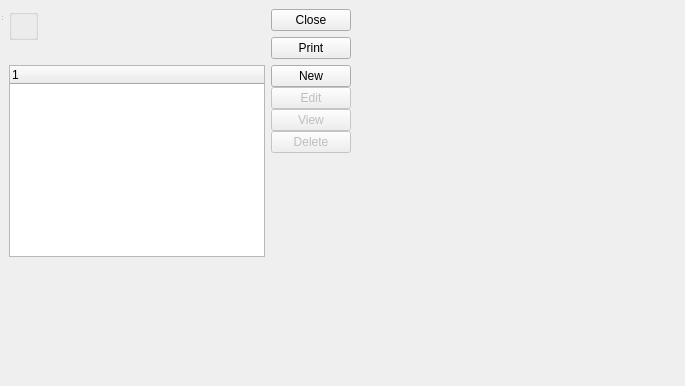
First picture: the form in guiclient/opportunityList.ui, repository Pegasus-RPG/xtuple-client, before the edit.
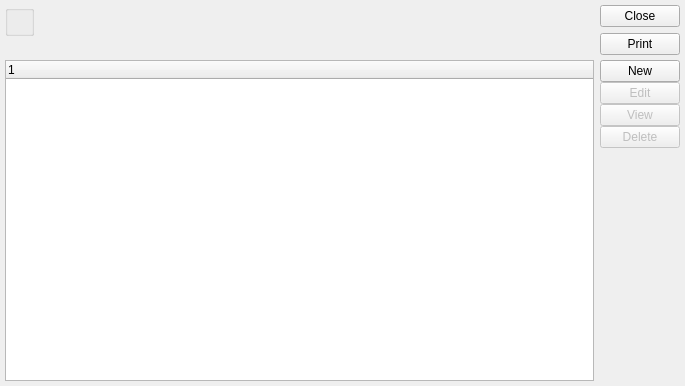
Second picture: the form after the edit. Custom widgets are drawn as their Qt base class.

```diff
--- a/guiclient/opportunityList.ui
+++ b/guiclient/opportunityList.ui
@@ -12,14 +12,7 @@
   <property name="windowTitle" >
    <string>Opportunity List</string>
   </property>
-  <widget class="QWidget" name="centralwidget" >
    <layout class="QVBoxLayout" >
-    <property name="margin" >
-     <number>9</number>
-    </property>
-    <property name="spacing" >
-     <number>6</number>
-    </property>
     <item>
      <layout class="QHBoxLayout" >
       <property name="margin" >
@@ -249,8 +242,6 @@
      </widget>
     </item>
    </layout>
-  </widget>
-  <widget class="QStatusBar" name="statusbar" />
  </widget>
  <layoutdefault spacing="5" margin="5" />
  <customwidgets>
```
